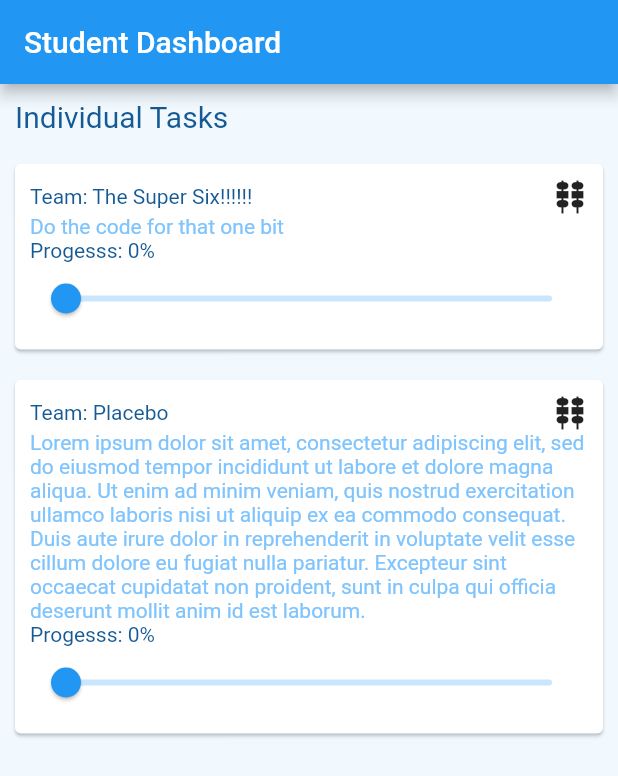
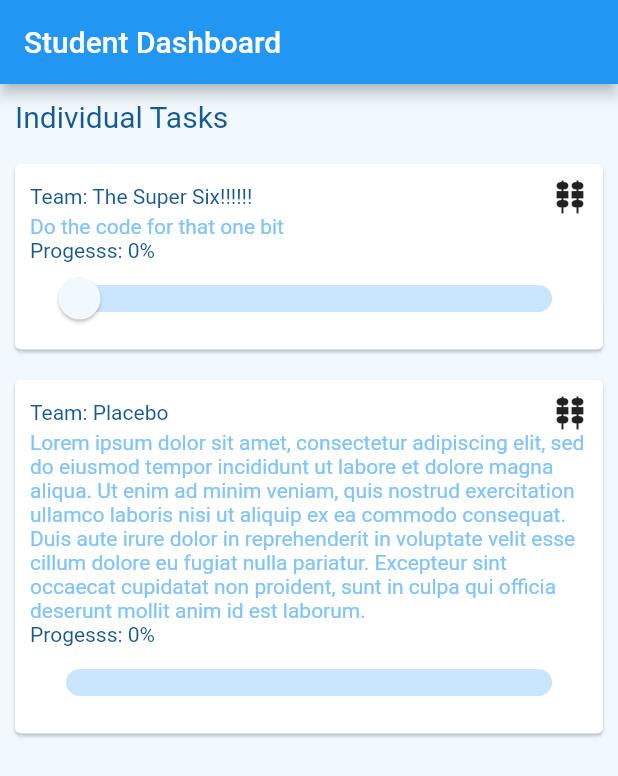
Before and after one commit to eamonsuo/TheSuper6_TeamPeerFeedback, a Flutter app: the StudentDashboardPage screen opened directly, on a phone screen of 412 x 824 dp. Shown: the top 776 px of the screen. Run offline on Flutter 3.47's test engine with Material 2 defaults, Android fonts, the phone set to English and light mode, and no system bars; our stand-ins replace curved_navigation_bar; missing offline and left inert: dart:ffi.

Commit message:
Added embedded mode for ProgressSlider

```diff
--- a/lib/pages/student_dashboard.dart
+++ b/lib/pages/student_dashboard.dart
@@ -18,8 +18,8 @@ class StudentDashboardPage extends StatelessWidget {
                 padding: EdgeInsets.all(10),
                 child: Text("Individual Tasks", style: TextStyle(color: UIColours.darkBlue, fontSize: 20)),
               ),
-              StudentTask("The Super Six!!!!!!", "Do the code for that one bit"),
-              StudentTask("Placebo", "Lorem ipsum dolor sit amet, consectetur adipiscing elit, sed do eiusmod tempor incididunt ut labore et dolore magna aliqua. Ut enim ad minim veniam, quis nostrud exercitation ullamco laboris nisi ut aliquip ex ea commodo consequat. Duis aute irure dolor in reprehenderit in voluptate velit esse cillum dolore eu fugiat nulla pariatur. Excepteur sint occaecat cupidatat non proident, sunt in culpa qui officia deserunt mollit anim id est laborum.")
+              StudentTask("Team: The Super Six!!!!!!", "Do the code for that one bit"),
+              StudentTask("Team: Placebo", "Lorem ipsum dolor sit amet, consectetur adipiscing elit, sed do eiusmod tempor incididunt ut labore et dolore magna aliqua. Ut enim ad minim veniam, quis nostrud exercitation ullamco laboris nisi ut aliquip ex ea commodo consequat. Duis aute irure dolor in reprehenderit in voluptate velit esse cillum dolore eu fugiat nulla pariatur. Excepteur sint occaecat cupidatat non proident, sunt in culpa qui officia deserunt mollit anim id est laborum.", embeded: true,)
             ],
           ),
         ),
--- a/lib/widgets/progress_slider.dart
+++ b/lib/widgets/progress_slider.dart
@@ -4,7 +4,8 @@ import 'package:flutter/material.dart';
 class ProgressSlider extends StatefulWidget {
 
   double? currentProgress;
-  ProgressSlider({this.currentProgress});
+  bool embeded;
+  ProgressSlider({this.currentProgress, this.embeded = false});
 
   @override
   State<ProgressSlider> createState() => _ProgressSlider();
@@ -22,20 +23,40 @@ class _ProgressSlider extends State<ProgressSlider> {
     progress = widget.currentProgress ?? 0;
   }
 
+
+
   @override
   Widget build(BuildContext context) {
+    final embededStyle = SliderTheme.of(context).copyWith(
+      trackHeight: 18,
+      thumbColor: Colors.transparent,
+      overlayColor: Colors.transparent,
+      thumbShape: RoundSliderThumbShape(enabledThumbRadius: 0.0)
+    );
+    final defaultStyle = SliderTheme.of(context).copyWith(
+      trackHeight: 18,
+      thumbColor: UIColours.background,
+      thumbShape: RoundSliderThumbShape(enabledThumbRadius: 14.0)
+    );
     return Column(
       crossAxisAlignment: CrossAxisAlignment.start,
       children: [
-        Text("Progesss: ${progress * 100 ~/ 1}%", style: TextStyle(color: UIColours.darkBlue),),
-        Slider(
+        Text("Progesss: ${progress.floor()}%", style: TextStyle(color: UIColours.darkBlue),),
+        SliderTheme(
+          data: widget.embeded? embededStyle: defaultStyle,
+          child: Slider(
+            min: 0,
+            max: 100,
             value: progress,
             onChanged: (double value) {
+              if (!widget.embeded){
                 setState(() {
                   progress = value;
                 });
               }
+            }
           ),
+        )
       ],
     );
   }
--- a/lib/widgets/student_task.dart
+++ b/lib/widgets/student_task.dart
@@ -1,3 +1,5 @@
+import 'dart:ffi';
+
 import 'package:deco3801_project/util/ui_colours.dart';
 import 'package:deco3801_project/widgets/progress_slider.dart';
 import 'package:deco3801_project/widgets/student_task_buttons.dart';
@@ -9,9 +11,11 @@ class StudentTask extends StatelessWidget {
   ///    Truncate long text and have a '...read mode'
   ///
 
-  String teamName;
+  String taskTitle;
   String taskDescription;
-  StudentTask(this.teamName, this.taskDescription);
+  bool embeded;
+
+  StudentTask(this.taskTitle, this.taskDescription, {this.embeded = false});
 
 
   @override
@@ -29,15 +33,37 @@ class StudentTask extends StatelessWidget {
             Row(
               mainAxisAlignment: MainAxisAlignment.spaceBetween,
               children: [
-                Text("Team: $teamName", style: TextStyle(color: UIColours.darkBlue)),
+                Text(taskTitle, style: TextStyle(color: UIColours.darkBlue)),
                 StudentTaskButtons()
               ],
             ),
             Text(taskDescription, style: TextStyle(color: UIColours.lightBlue)),
-            ProgressSlider()
+            // embeded? ProgesssBar(0.69): ProgressSlider()
+            ProgressSlider(embeded: embeded,)
           ],
         ),
       )
     );
   }
 }
+
+class ProgesssBar extends StatelessWidget {
+
+  double progress;
+  ProgesssBar(this.progress);
+
+  @override
+  Widget build(BuildContext context) {
+
+    return Column(
+      crossAxisAlignment: CrossAxisAlignment.start,
+      children: [
+        Text("Progesss: ${progress * 100 ~/ 1}%", style: TextStyle(color: UIColours.darkBlue),),
+        LinearProgressIndicator(
+          value: progress,
+          minHeight: 10,
+        ),
+      ],
+    );
+  }
+}
```
Lines whose indentation alone changed are shown as unchanged.
